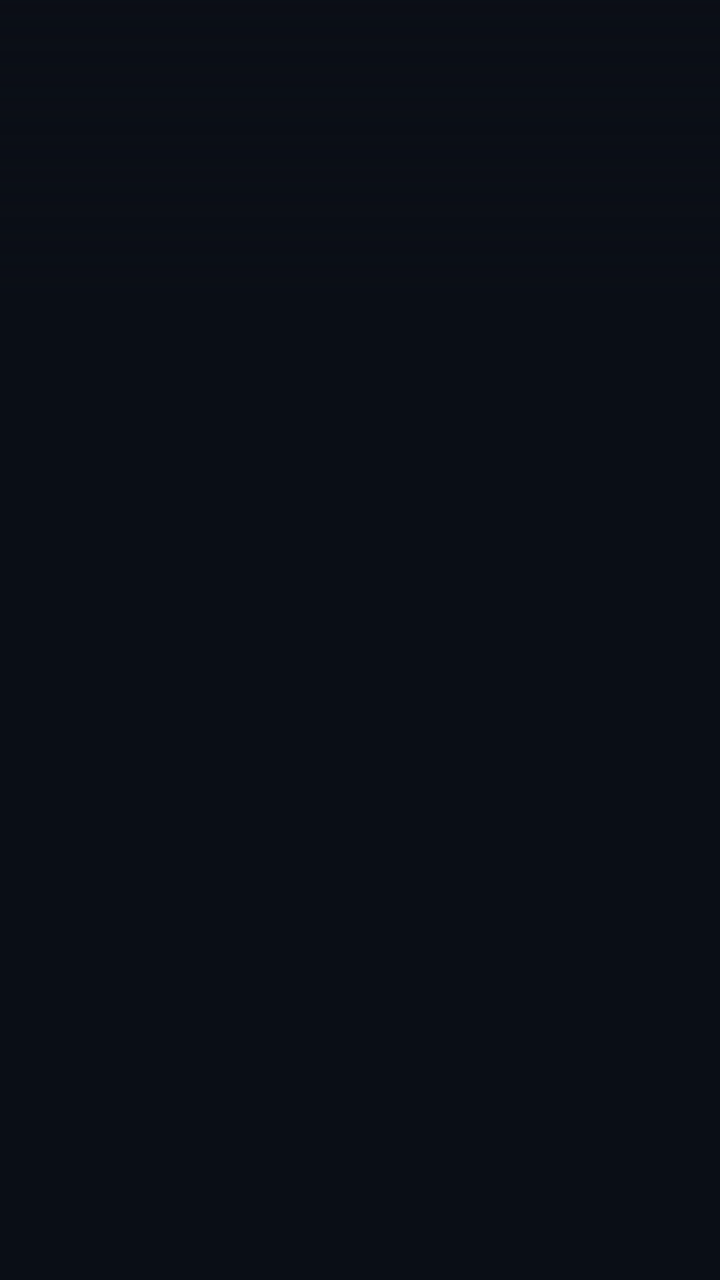
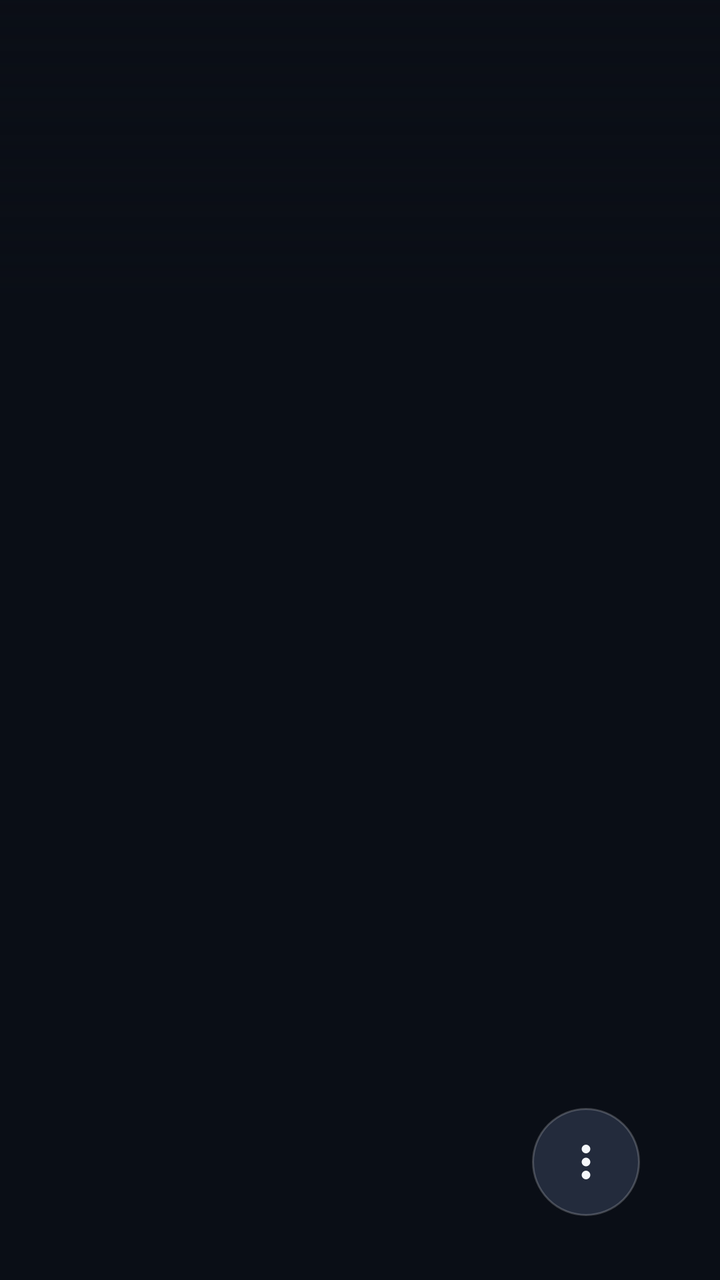

An Android layout rendered at two revisions. The XML below is the earlier revision; the diff shows what the commit changed to produce the second picture.
<!-- AndroidManifest.xml: application theme Theme.Launcher -->
<!-- res/layout/activity_main.xml -->
<?xml version="1.0" encoding="utf-8"?>
<FrameLayout xmlns:android="http://schemas.android.com/apk/res/android"
    android:layout_width="match_parent"
    android:layout_height="match_parent"
    android:background="@color/bg">

    <androidx.recyclerview.widget.RecyclerView
        android:id="@+id/grid"
        android:layout_width="match_parent"
        android:layout_height="match_parent"
        android:clipChildren="false"
        android:clipToPadding="false"
        android:paddingStart="46dp"
        android:paddingEnd="46dp"
        android:paddingBottom="48dp" />

    
    <View
        android:layout_width="match_parent"
        android:layout_height="150dp"
        android:background="@drawable/scrim_top" />

    <LinearLayout
        android:layout_width="wrap_content"
        android:layout_height="wrap_content"
        android:layout_gravity="top|end"
        android:layout_marginTop="26dp"
        android:layout_marginEnd="@dimen/side"
        android:gravity="end"
        android:orientation="vertical">

        <TextView
            android:id="@+id/clock"
            android:layout_width="wrap_content"
            android:layout_height="wrap_content"
            android:fontFamily="sans-serif-light"
            android:shadowColor="#99000000"
            android:shadowRadius="8"
            android:textColor="@color/text"
            android:textSize="30sp" />

        <TextView
            android:id="@+id/date"
            android:layout_width="wrap_content"
            android:layout_height="wrap_content"
            android:fontFamily="sans-serif-medium"
            android:shadowColor="#99000000"
            android:shadowRadius="6"
            android:textColor="@color/text_soft"
            android:textSize="13sp" />

        <LinearLayout
            android:id="@+id/weather"
            android:layout_width="wrap_content"
            android:layout_height="wrap_content"
            android:layout_marginTop="10dp"
            android:gravity="center_vertical"
            android:orientation="horizontal"
            android:visibility="gone">

            <ImageView
                android:id="@+id/weather_icon"
                android:layout_width="34dp"
                android:layout_height="34dp"
                android:importantForAccessibility="no" />

            <TextView
                android:id="@+id/weather_temp"
                android:layout_width="wrap_content"
                android:layout_height="wrap_content"
                android:layout_marginStart="8dp"
                android:fontFamily="sans-serif-light"
                android:shadowColor="#99000000"
                android:shadowRadius="8"
                android:textColor="@color/text"
                android:textSize="26sp" />

            <LinearLayout
                android:layout_width="wrap_content"
                android:layout_height="wrap_content"
                android:layout_marginStart="10dp"
                android:orientation="vertical">

                <TextView
                    android:id="@+id/weather_desc"
                    android:layout_width="wrap_content"
                    android:layout_height="wrap_content"
                    android:fontFamily="sans-serif-medium"
                    android:shadowColor="#99000000"
                    android:shadowRadius="6"
                    android:textColor="@color/text"
                    android:textSize="13sp" />

                <TextView
                    android:id="@+id/weather_range"
                    android:layout_width="wrap_content"
                    android:layout_height="wrap_content"
                    android:shadowColor="#99000000"
                    android:shadowRadius="6"
                    android:textColor="@color/text_soft"
                    android:textSize="12sp" />
            </LinearLayout>
        </LinearLayout>
    </LinearLayout>
</FrameLayout>
<!-- resources referenced by this layout -->
<resources>
  <color name="bg">#0A0E16</color>
  <color name="text">#F5F7FA</color>
  <color name="text_soft">#C9D1DD</color>
  <dimen name="side">56dp</dimen>
  <!-- drawable scrim_top (drawable) -->
  <?xml version="1.0" encoding="utf-8"?>
  <shape xmlns:android="http://schemas.android.com/apk/res/android" android:shape="rectangle">
      <gradient android:angle="270" android:startColor="#E60A0E16" android:endColor="#000A0E16" android:type="linear" />
  </shape>
  <style name="Theme.Launcher" parent="@android:style/Theme.DeviceDefault.NoActionBar.Fullscreen">
          <item name="android:windowBackground">@color/bg</item>
          <item name="android:colorAccent">@color/accent</item>
          <item name="android:windowShowWallpaper">false</item>
      </style>
  <color name="accent">#FE5B00</color>
</resources>

<!-- the commit's change to res/layout/activity_main.xml (unified diff, before → after) -->
@@ -102,4 +102,72 @@
             </LinearLayout>
         </LinearLayout>
     </LinearLayout>
+
+    
+    <ImageButton
+        android:id="@+id/menu_button"
+        android:layout_width="54dp"
+        android:layout_height="54dp"
+        android:layout_gravity="bottom|end"
+        android:layout_marginEnd="40dp"
+        android:layout_marginBottom="32dp"
+        android:background="@drawable/menu_button_bg"
+        android:contentDescription="@string/panel_title"
+        android:elevation="12dp"
+        android:focusable="true"
+        android:padding="14dp"
+        android:scaleType="fitCenter"
+        android:src="@drawable/ic_menu_dots" />
+
+    
+    <View
+        android:id="@+id/panel_scrim"
+        android:layout_width="match_parent"
+        android:layout_height="match_parent"
+        android:alpha="0"
+        android:background="#99000000"
+        android:visibility="gone" />
+
+    
+    <LinearLayout
+        android:id="@+id/side_panel"
+        android:layout_width="360dp"
+        android:layout_height="match_parent"
+        android:layout_gravity="end"
+        android:background="@drawable/panel_bg"
+        android:elevation="24dp"
+        android:orientation="vertical"
+        android:paddingStart="22dp"
+        android:paddingTop="40dp"
+        android:paddingEnd="22dp"
+        android:paddingBottom="28dp"
+        android:visibility="gone">
+
+        <TextView
+            android:layout_width="wrap_content"
+            android:layout_height="wrap_content"
+            android:fontFamily="sans-serif-medium"
+            android:letterSpacing="0.12"
+            android:paddingStart="18dp"
+            android:text="@string/panel_title"
+            android:textAllCaps="true"
+            android:textColor="@color/text_muted"
+            android:textSize="12sp" />
+
+        <LinearLayout
+            android:id="@+id/panel_rows"
+            android:layout_width="match_parent"
+            android:layout_height="0dp"
+            android:layout_marginTop="14dp"
+            android:layout_weight="1"
+            android:orientation="vertical" />
+
+        <TextView
+            android:id="@+id/panel_version"
+            android:layout_width="wrap_content"
+            android:layout_height="wrap_content"
+            android:paddingStart="18dp"
+            android:textColor="@color/neutral"
+            android:textSize="12sp" />
+    </LinearLayout>
 </FrameLayout>
<!-- resource entries referenced after the edit -->
@@ -1,14 +1,41 @@
 <!-- resources referenced by this layout -->
 <resources>
   <color name="bg">#0A0E16</color>
+  <color name="neutral">#64748B</color>
   <color name="text">#F5F7FA</color>
+  <color name="text_muted">#9AA4B5</color>
   <color name="text_soft">#C9D1DD</color>
   <dimen name="side">56dp</dimen>
+  <!-- drawable ic_menu_dots (drawable) -->
+  <vector xmlns:android="http://schemas.android.com/apk/res/android" android:width="24dp" android:height="24dp" android:viewportWidth="24" android:viewportHeight="24">
+      <path android:fillColor="#F5F7FA" android:pathData="M12,8a2,2 0 1,0 0,-4a2,2 0 1,0 0,4zM12,14a2,2 0 1,0 0,-4a2,2 0 1,0 0,4zM12,20a2,2 0 1,0 0,-4a2,2 0 1,0 0,4z" />
+  </vector>
+  <!-- drawable menu_button_bg (drawable) -->
+  <?xml version="1.0" encoding="utf-8"?>
+  <selector xmlns:android="http://schemas.android.com/apk/res/android">
+      <item android:state_focused="true">
+          <shape android:shape="oval">
+              <solid android:color="@color/accent" />
+          </shape>
+      </item>
+      <item>
+          <shape android:shape="oval">
+              <solid android:color="#CC2A3346" />
+              <stroke android:width="1dp" android:color="#33FFFFFF" />
+          </shape>
+      </item>
+  </selector>
+  <!-- drawable panel_bg (drawable) -->
+  <?xml version="1.0" encoding="utf-8"?>
+  <shape xmlns:android="http://schemas.android.com/apk/res/android" android:shape="rectangle">
+      <solid android:color="#F2111826" />
+  </shape>
   <!-- drawable scrim_top (drawable) -->
   <?xml version="1.0" encoding="utf-8"?>
   <shape xmlns:android="http://schemas.android.com/apk/res/android" android:shape="rectangle">
       <gradient android:angle="270" android:startColor="#E60A0E16" android:endColor="#000A0E16" android:type="linear" />
   </shape>
+  <string name="panel_title">Skróty</string>
   <style name="Theme.Launcher" parent="@android:style/Theme.DeviceDefault.NoActionBar.Fullscreen">
           <item name="android:windowBackground">@color/bg</item>
           <item name="android:colorAccent">@color/accent</item>
